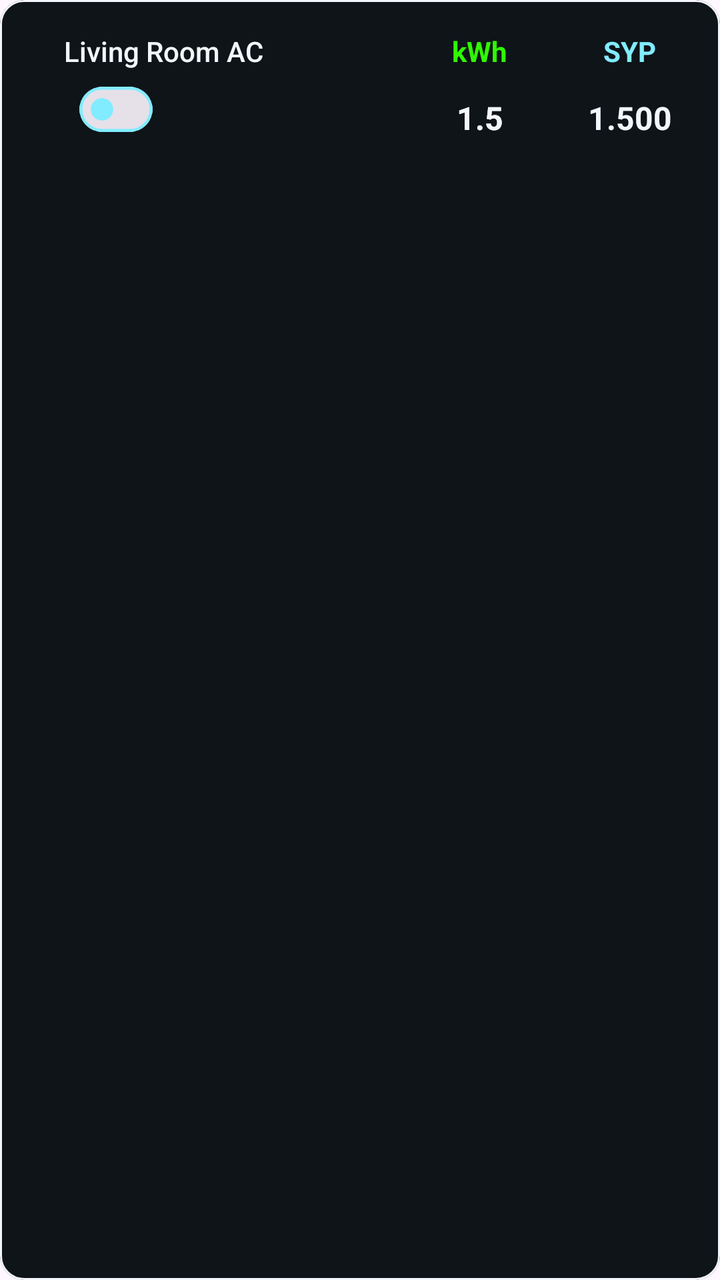
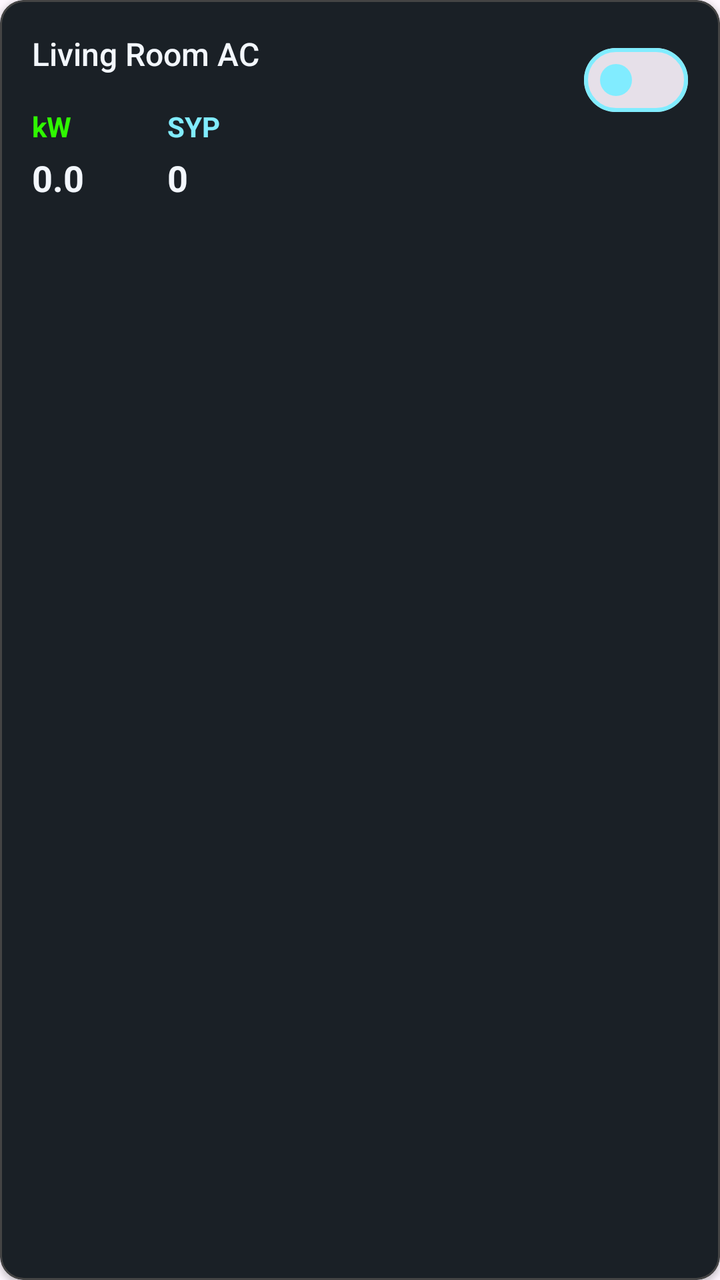

Before-and-after screenshots of an Android layout around one commit, followed by the original layout XML and the change that was made.
<!-- AndroidManifest.xml: application theme Theme.MyApplication -->
<!-- res/layout/item_device_test.xml -->
<?xml version="1.0" encoding="utf-8"?>
<com.google.android.material.card.MaterialCardView xmlns:android="http://schemas.android.com/apk/res/android"
    xmlns:app="http://schemas.android.com/apk/res-auto"
    xmlns:tools="http://schemas.android.com/tools"
    android:id="@+id/cardDevice"
    android:layout_width="match_parent"
    android:layout_height="wrap_content"
    android:layout_marginBottom="12dp"
    app:cardCornerRadius="12dp"
    app:cardElevation="0dp"
    app:strokeWidth="1dp"
    app:strokeColor="#F3F7FD"
    app:cardBackgroundColor="#0E1418">

    <androidx.constraintlayout.widget.ConstraintLayout
        android:layout_width="match_parent"
        android:layout_height="90dp"
        android:padding="16dp">

        <TextView
            android:id="@+id/tvDeviceName"
            android:layout_width="0dp"
            android:layout_height="wrap_content"
            android:layout_marginStart="16dp"
            android:fontFamily="sans-serif-medium"
            android:text="Living Room AC"
            android:textColor="#F3F7FD"
            android:textSize="14sp"
            app:layout_constraintEnd_toStartOf="@+id/tvPowerUnit"
            app:layout_constraintStart_toStartOf="parent"
            app:layout_constraintTop_toTopOf="parent"
            app:layout_constraintVertical_chainStyle="packed" />

        <TextView
            android:id="@+id/tvPowerUnit"
            android:layout_width="wrap_content"
            android:layout_height="wrap_content"
            android:text="@string/unit_kw"
            android:textColor="#2FF801"
            android:textSize="14sp"
            android:textStyle="bold"
            android:layout_marginEnd="48dp"
            app:layout_constraintEnd_toStartOf="@+id/textView"
            app:layout_constraintTop_toTopOf="@+id/textView" />

        <TextView
            android:id="@+id/textView"
            android:layout_width="wrap_content"
            android:layout_height="wrap_content"
            android:text="SYP"
            android:layout_marginEnd="16dp"
            android:textColor="#81ECFF"
            android:textSize="14sp"
            android:textStyle="bold"
            app:layout_constraintEnd_toEndOf="parent"
            app:layout_constraintTop_toTopOf="parent" />

        <TextView
            android:id="@+id/item_energy"
            android:layout_width="wrap_content"
            android:layout_height="wrap_content"
            android:layout_marginTop="8dp"
            android:text="1.5"
            android:textColor="#F3F7FD"
            android:textSize="16sp"
            android:textStyle="bold"
            app:layout_constraintBottom_toBottomOf="@+id/swDeviceToggle"
            app:layout_constraintEnd_toEndOf="@+id/tvPowerUnit"
            app:layout_constraintStart_toStartOf="@+id/tvPowerUnit"
            app:layout_constraintTop_toTopOf="@+id/swDeviceToggle" />

        <TextView
            android:id="@+id/item_energy_value"
            android:layout_width="wrap_content"
            android:layout_height="wrap_content"
            android:layout_marginTop="8dp"
            android:text="1.5"
            android:textColor="#F3F7FD"
            android:textSize="16sp"
            android:textStyle="bold"
            app:layout_constraintBottom_toBottomOf="@+id/swDeviceToggle"
            app:layout_constraintEnd_toEndOf="@+id/tvPowerUnit"
            app:layout_constraintStart_toStartOf="@+id/tvPowerUnit"
            app:layout_constraintTop_toTopOf="@+id/swDeviceToggle" />

        <TextView
            android:id="@+id/item_price_value"
            android:layout_width="wrap_content"
            android:layout_height="wrap_content"
            android:text="1.500"
            android:textColor="#F3F7FD"
            android:textSize="16sp"
            android:textStyle="bold"
            app:layout_constraintBottom_toBottomOf="@+id/item_energy"
            app:layout_constraintEnd_toEndOf="@+id/textView"
            app:layout_constraintStart_toStartOf="@+id/textView"
            app:layout_constraintTop_toTopOf="@+id/item_energy" />

        <com.google.android.material.materialswitch.MaterialSwitch
            android:id="@+id/swDeviceToggle"
            android:layout_width="wrap_content"
            android:layout_height="wrap_content"
            android:scaleX="0.7"
            android:scaleY="0.7"
            app:layout_constraintBottom_toBottomOf="parent"
            app:layout_constraintStart_toStartOf="@+id/tvDeviceName"
            app:layout_constraintTop_toBottomOf="@+id/tvDeviceName"
            app:thumbTint="@color/cyan_glow"
            app:trackDecorationTint="@color/cyan_glow" />

    </androidx.constraintlayout.widget.ConstraintLayout>
</com.google.android.material.card.MaterialCardView>
<!-- resources referenced by this layout -->
<resources>
  <color name="cyan_glow">#81ECFF</color>
  <string name="unit_kw">kWh</string>
  <style name="Theme.MyApplication" parent="Base.Theme.MyApplication" />
  <style name="Base.Theme.MyApplication" parent="Theme.Material3.DayNight.NoActionBar">
          
          
      </style>
</resources>

<!-- the commit's change to res/layout/item_device_test.xml (unified diff, before → after) -->
@@ -7,106 +7,84 @@
     android:layout_height="wrap_content"
     android:layout_marginBottom="12dp"
     app:cardCornerRadius="12dp"
-    app:cardElevation="0dp"
+    app:cardElevation="2dp"
     app:strokeWidth="1dp"
-    app:strokeColor="#F3F7FD"
-    app:cardBackgroundColor="#0E1418">
+    app:strokeColor="#444444"
+    app:cardBackgroundColor="#1A2026">
 
     <androidx.constraintlayout.widget.ConstraintLayout
         android:layout_width="match_parent"
-        android:layout_height="90dp"
+        android:layout_height="wrap_content"
         android:padding="16dp">
 
         <TextView
             android:id="@+id/tvDeviceName"
             android:layout_width="0dp"
             android:layout_height="wrap_content"
-            android:layout_marginStart="16dp"
             android:fontFamily="sans-serif-medium"
             android:text="Living Room AC"
             android:textColor="#F3F7FD"
-            android:textSize="14sp"
-            app:layout_constraintEnd_toStartOf="@+id/tvPowerUnit"
+            android:textSize="16sp"
+            app:layout_constraintEnd_toStartOf="@+id/swDeviceToggle"
             app:layout_constraintStart_toStartOf="parent"
+            app:layout_constraintTop_toTopOf="parent" />
+
+        <com.google.android.material.materialswitch.MaterialSwitch
+            android:id="@+id/swDeviceToggle"
+            android:layout_width="wrap_content"
+            android:layout_height="wrap_content"
+            app:layout_constraintEnd_toEndOf="parent"
             app:layout_constraintTop_toTopOf="parent"
-            app:layout_constraintVertical_chainStyle="packed" />
+            app:thumbTint="@color/cyan_glow"
+            app:trackDecorationTint="@color/cyan_glow" />
 
         <TextView
             android:id="@+id/tvPowerUnit"
             android:layout_width="wrap_content"
             android:layout_height="wrap_content"
-            android:text="@string/unit_kw"
+            android:layout_marginTop="16dp"
+            android:text="kW"
             android:textColor="#2FF801"
             android:textSize="14sp"
             android:textStyle="bold"
-            android:layout_marginEnd="48dp"
-            app:layout_constraintEnd_toStartOf="@+id/textView"
-            app:layout_constraintTop_toTopOf="@+id/textView" />
-
-        <TextView
-            android:id="@+id/textView"
-            android:layout_width="wrap_content"
-            android:layout_height="wrap_content"
-            android:text="SYP"
-            android:layout_marginEnd="16dp"
-            android:textColor="#81ECFF"
-            android:textSize="14sp"
-            android:textStyle="bold"
-            app:layout_constraintEnd_toEndOf="parent"
-            app:layout_constraintTop_toTopOf="parent" />
-
-        <TextView
-            android:id="@+id/item_energy"
-            android:layout_width="wrap_content"
-            android:layout_height="wrap_content"
-            android:layout_marginTop="8dp"
-            android:text="1.5"
-            android:textColor="#F3F7FD"
-            android:textSize="16sp"
-            android:textStyle="bold"
-            app:layout_constraintBottom_toBottomOf="@+id/swDeviceToggle"
-            app:layout_constraintEnd_toEndOf="@+id/tvPowerUnit"
-            app:layout_constraintStart_toStartOf="@+id/tvPowerUnit"
-            app:layout_constraintTop_toTopOf="@+id/swDeviceToggle" />
+            app:layout_constraintStart_toStartOf="parent"
+            app:layout_constraintTop_toBottomOf="@+id/tvDeviceName" />
 
         <TextView
             android:id="@+id/item_energy_value"
             android:layout_width="wrap_content"
             android:layout_height="wrap_content"
-            android:layout_marginTop="8dp"
-            android:text="1.5"
+            android:layout_marginTop="4dp"
+            android:text="0.0"
             android:textColor="#F3F7FD"
-            android:textSize="16sp"
+            android:textSize="18sp"
             android:textStyle="bold"
-            app:layout_constraintBottom_toBottomOf="@+id/swDeviceToggle"
-            app:layout_constraintEnd_toEndOf="@+id/tvPowerUnit"
             app:layout_constraintStart_toStartOf="@+id/tvPowerUnit"
-            app:layout_constraintTop_toTopOf="@+id/swDeviceToggle" />
+            app:layout_constraintTop_toBottomOf="@+id/tvPowerUnit" />
+
+        <TextView
+            android:id="@+id/tvPriceUnit"
+            android:layout_width="wrap_content"
+            android:layout_height="wrap_content"
+            android:layout_marginStart="48dp"
+            android:text="SYP"
+            android:textColor="#81ECFF"
+            android:textSize="14sp"
+            android:textStyle="bold"
+            app:layout_constraintStart_toEndOf="@+id/tvPowerUnit"
+            app:layout_constraintTop_toTopOf="@+id/tvPowerUnit" />
 
         <TextView
             android:id="@+id/item_price_value"
             android:layout_width="wrap_content"
             android:layout_height="wrap_content"
-            android:text="1.500"
+            android:layout_marginTop="4dp"
+            android:text="0"
             android:textColor="#F3F7FD"
-            android:textSize="16sp"
+            android:textSize="18sp"
             android:textStyle="bold"
-            app:layout_constraintBottom_toBottomOf="@+id/item_energy"
-            app:layout_constraintEnd_toEndOf="@+id/textView"
-            app:layout_constraintStart_toStartOf="@+id/textView"
-            app:layout_constraintTop_toTopOf="@+id/item_energy" />
-
-        <com.google.android.material.materialswitch.MaterialSwitch
-            android:id="@+id/swDeviceToggle"
-            android:layout_width="wrap_content"
-            android:layout_height="wrap_content"
-            android:scaleX="0.7"
-            android:scaleY="0.7"
-            app:layout_constraintBottom_toBottomOf="parent"
-            app:layout_constraintStart_toStartOf="@+id/tvDeviceName"
-            app:layout_constraintTop_toBottomOf="@+id/tvDeviceName"
-            app:thumbTint="@color/cyan_glow"
-            app:trackDecorationTint="@color/cyan_glow" />
+            app:layout_constraintStart_toStartOf="@+id/tvPriceUnit"
+            app:layout_constraintTop_toBottomOf="@+id/tvPriceUnit" />
 
     </androidx.constraintlayout.widget.ConstraintLayout>
 </com.google.android.material.card.MaterialCardView>
<!-- resource entries referenced after the edit -->
@@ -1,7 +1,6 @@
 <!-- resources referenced by this layout -->
 <resources>
   <color name="cyan_glow">#81ECFF</color>
-  <string name="unit_kw">kWh</string>
   <style name="Theme.MyApplication" parent="Base.Theme.MyApplication" />
   <style name="Base.Theme.MyApplication" parent="Theme.Material3.DayNight.NoActionBar">
           
